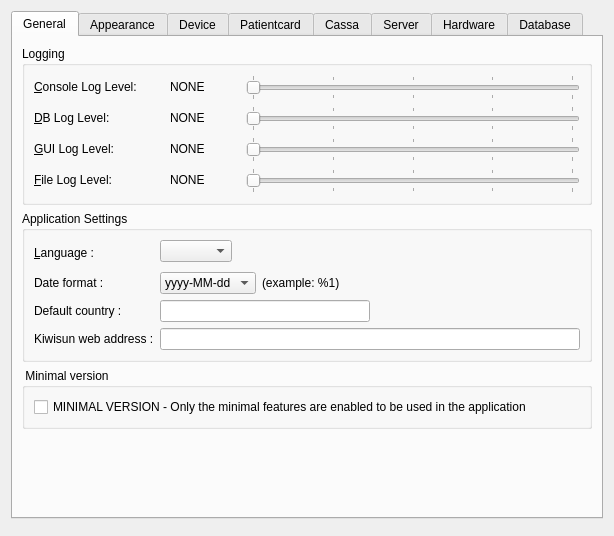
This is client/dlgpreferences.ui in tbikfalvi/Belenus as Qt 5 draws it before an edit. The edited form follows.
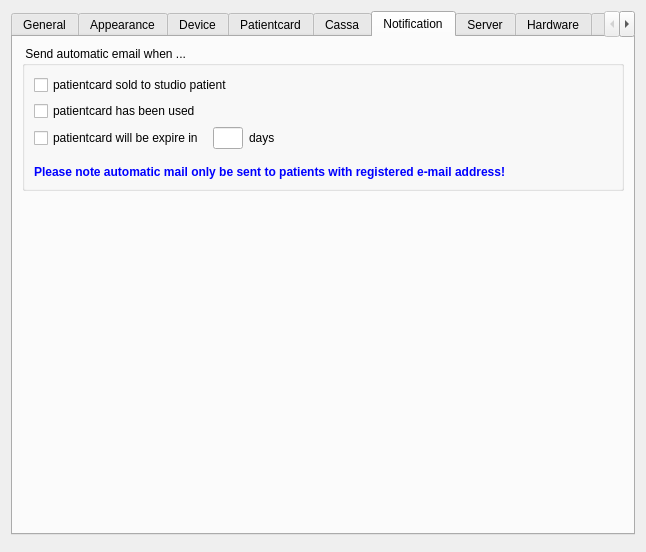
This is the edited form. The open tabs and pages were chosen to show the change.

The edit to the form file:
```diff
--- a/client/dlgpreferences.ui
+++ b/client/dlgpreferences.ui
@@ -9,8 +9,8 @@
    <rect>
     <x>0</x>
     <y>0</y>
-    <width>614</width>
-    <height>536</height>
+    <width>646</width>
+    <height>552</height>
    </rect>
   </property>
   <property name="windowTitle">
@@ -29,7 +29,7 @@
       <attribute name="title">
        <string>General</string>
       </attribute>
-      <layout class="QVBoxLayout" name="verticalLayout_2">
+      <layout class="QVBoxLayout" name="verticalLayout_31">
        <item>
         <widget class="QGroupBox" name="grpLogging">
          <property name="sizePolicy">
@@ -249,7 +249,7 @@
             <item>
              <widget class="QSlider" name="sliGUILogLevel">
               <property name="enabled">
-               <bool>true</bool>
+               <bool>false</bool>
               </property>
               <property name="minimum">
                <number>1</number>
@@ -495,6 +495,68 @@
          </layout>
         </widget>
        </item>
+       <item>
+        <widget class="QGroupBox" name="gbSplashScreen">
+         <property name="title">
+          <string> Loading page </string>
+         </property>
+         <layout class="QVBoxLayout" name="verticalLayout_2">
+          <item>
+           <layout class="QHBoxLayout" name="horizontalLayout_40">
+            <item>
+             <widget class="QLabel" name="lblWaitSplashScreen">
+              <property name="text">
+               <string>Wait</string>
+              </property>
+             </widget>
+            </item>
+            <item>
+             <widget class="QLineEdit" name="ledWaitSecondsOnSplashScreen">
+              <property name="sizePolicy">
+               <sizepolicy hsizetype="Preferred" vsizetype="Fixed">
+                <horstretch>0</horstretch>
+                <verstretch>0</verstretch>
+               </sizepolicy>
+              </property>
+              <property name="minimumSize">
+               <size>
+                <width>30</width>
+                <height>0</height>
+               </size>
+              </property>
+              <property name="maximumSize">
+               <size>
+                <width>30</width>
+                <height>16777215</height>
+               </size>
+              </property>
+             </widget>
+            </item>
+            <item>
+             <widget class="QLabel" name="lblWaitSplashScreenText">
+              <property name="text">
+               <string>seconds after each information message displayed.</string>
+              </property>
+             </widget>
+            </item>
+            <item>
+             <spacer name="horizontalSpacer_31">
+              <property name="orientation">
+               <enum>Qt::Horizontal</enum>
+              </property>
+              <property name="sizeHint" stdset="0">
+               <size>
+                <width>40</width>
+                <height>20</height>
+               </size>
+              </property>
+             </spacer>
+            </item>
+           </layout>
+          </item>
+         </layout>
+        </widget>
+       </item>
        <item>
         <widget class="QGroupBox" name="gbFapad">
          <property name="title">
@@ -1817,6 +1879,131 @@
        </item>
       </layout>
      </widget>
+     <widget class="QWidget" name="tab_Notification">
+      <attribute name="title">
+       <string>Notification</string>
+      </attribute>
+      <layout class="QVBoxLayout" name="verticalLayout_30">
+       <item>
+        <widget class="QGroupBox" name="gbSendMail">
+         <property name="title">
+          <string> Send automatic email when ... </string>
+         </property>
+         <layout class="QVBoxLayout" name="verticalLayout_29">
+          <item>
+           <widget class="QCheckBox" name="chkAutoMailPCSell">
+            <property name="text">
+             <string>patientcard sold to studio patient</string>
+            </property>
+           </widget>
+          </item>
+          <item>
+           <widget class="QCheckBox" name="chkAutoMailPCUse">
+            <property name="text">
+             <string>patientcard has been used</string>
+            </property>
+           </widget>
+          </item>
+          <item>
+           <layout class="QHBoxLayout" name="horizontalLayout_39">
+            <item>
+             <widget class="QCheckBox" name="chkAutoMailPCExpire">
+              <property name="text">
+               <string>patientcard will be expire in </string>
+              </property>
+             </widget>
+            </item>
+            <item>
+             <widget class="QLineEdit" name="ledAutoMailPCExpireDays">
+              <property name="minimumSize">
+               <size>
+                <width>30</width>
+                <height>0</height>
+               </size>
+              </property>
+              <property name="maximumSize">
+               <size>
+                <width>30</width>
+                <height>16777215</height>
+               </size>
+              </property>
+             </widget>
+            </item>
+            <item>
+             <widget class="QLabel" name="lblAutoMailPCExpireDays">
+              <property name="text">
+               <string>days</string>
+              </property>
+             </widget>
+            </item>
+            <item>
+             <spacer name="horizontalSpacer_30">
+              <property name="orientation">
+               <enum>Qt::Horizontal</enum>
+              </property>
+              <property name="sizeHint" stdset="0">
+               <size>
+                <width>40</width>
+                <height>20</height>
+               </size>
+              </property>
+             </spacer>
+            </item>
+           </layout>
+          </item>
+          <item>
+           <spacer name="verticalSpacer_11">
+            <property name="orientation">
+             <enum>Qt::Vertical</enum>
+            </property>
+            <property name="sizeType">
+             <enum>QSizePolicy::Fixed</enum>
+            </property>
+            <property name="sizeHint" stdset="0">
+             <size>
+              <width>20</width>
+              <height>10</height>
+             </size>
+            </property>
+           </spacer>
+          </item>
+          <item>
+           <widget class="QLabel" name="lblAutoMailWarning">
+            <property name="font">
+             <font>
+              <weight>75</weight>
+              <bold>true</bold>
+             </font>
+            </property>
+            <property name="styleSheet">
+             <string notr="true">color: rgb(0, 0, 255);</string>
+            </property>
+            <property name="text">
+             <string>Please note automatic mail only be sent to patients with registered e-mail address!</string>
+            </property>
+            <property name="wordWrap">
+             <bool>true</bool>
+            </property>
+           </widget>
+          </item>
+         </layout>
+        </widget>
+       </item>
+       <item>
+        <spacer name="verticalSpacer_10">
+         <property name="orientation">
+          <enum>Qt::Vertical</enum>
+         </property>
+         <property name="sizeHint" stdset="0">
+          <size>
+           <width>20</width>
+           <height>323</height>
+          </size>
+         </property>
+        </spacer>
+       </item>
+      </layout>
+     </widget>
      <widget class="QWidget" name="tab_Server">
       <attribute name="title">
        <string>Server</string>
```
Left out of the diff: 10 changed lines with no effect on the pictures.
